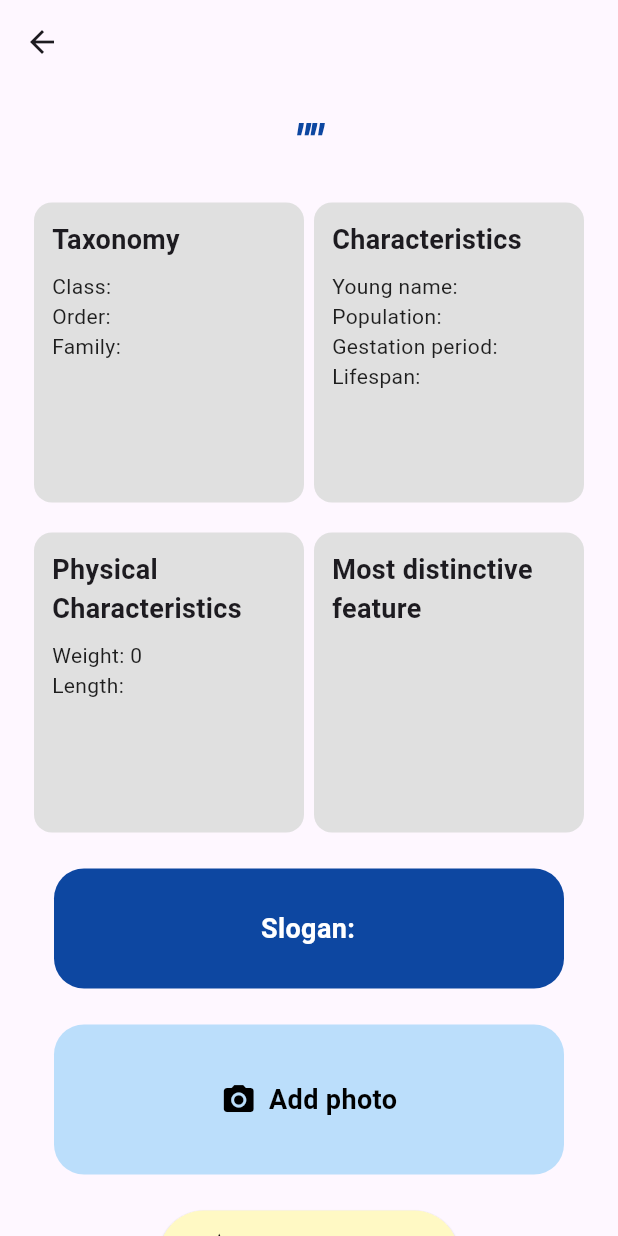
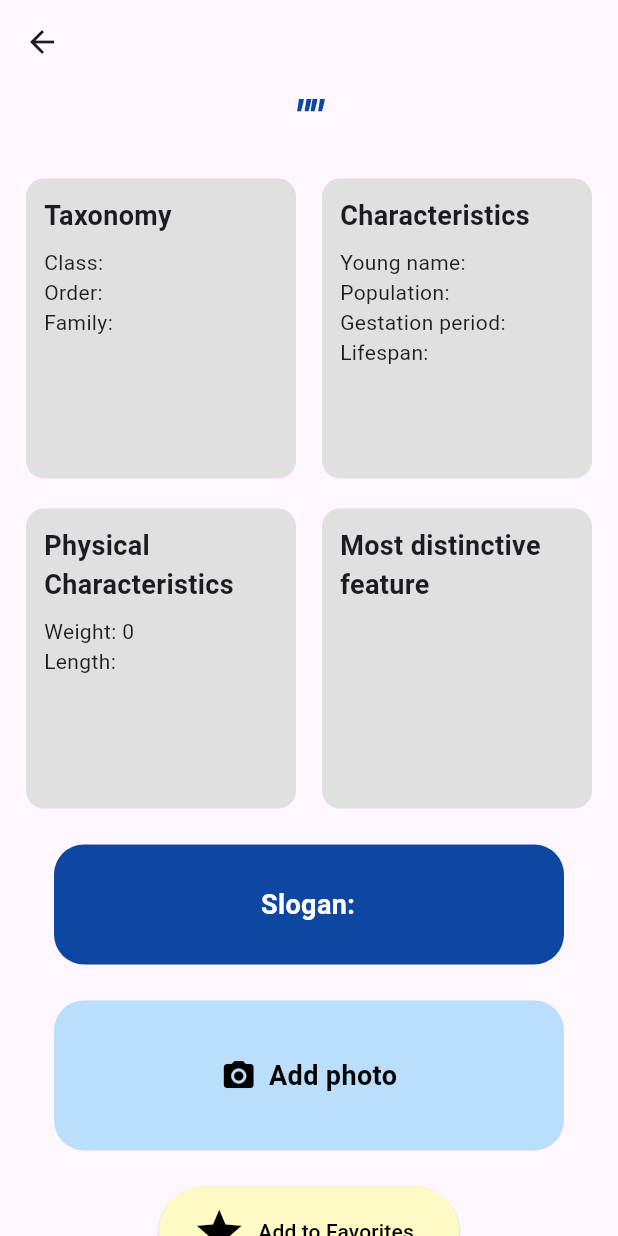
Before and after one commit to albertjg20/animalspotter, a Flutter app: the detailedView screen opened directly with empty values, on a phone screen of 412 x 824 dp. Run offline on Flutter 3.47's test engine with Material 3 defaults, Android fonts, the light colour scheme and no system bars.

Commit message:
detailView format visual acabat

```diff
--- a/lib/detailedView.dart
+++ b/lib/detailedView.dart
@@ -2,23 +2,22 @@ import 'package:flutter/material.dart';
 //import 'package:image_picker/image_picker.dart';
 
 class detailedView extends StatelessWidget {
-  final Map<String, dynamic> animal;
+  final Map<String, dynamic> animal; // Animal seleccionat
 
   detailedView({required this.animal});
-
-
 
   @override
   Widget build(BuildContext context) {
     return Scaffold(
       appBar: AppBar(
-        title: Text(animal['name'] ?? 'Name not available'),
+        title: Text(animal['name'] ?? 'Name not available'),// Titol pantalla
       ),
-      body: SingleChildScrollView(
-        child: Padding(
-          padding: EdgeInsets.all(16.0),
+      body: SingleChildScrollView( // Controla el resize dels elements child
+        // Elements en ordre columna
         child: Column(
+          // Aliniar el nom cientific al centre
           crossAxisAlignment: CrossAxisAlignment.center,
+          // Mostrar nom cientific animal
           children: [
             Text(
               "\"${animal['taxonomy']['scientific_name'] ??
@@ -30,11 +29,14 @@ class detailedView extends StatelessWidget {
                 fontStyle: FontStyle.italic,
               ),
             ),
-              SizedBox(height: 20.0),
+            SizedBox(height: 20.0), // Espai entre nom cientific i filera d'informacio
+            // Mostrar en filera dos cuadrats d'informacio (taxonomy i characteristics)
             Row(
+              // Aliniar amb distacies iguals
               mainAxisAlignment: MainAxisAlignment.spaceEvenly,
+              // Mostrar informacio en cuadrats grisos
               children: [
-                  _buildSquare('Taxonomy', [
+                grayBox('Taxonomy', [
                   'Class: ${animal['taxonomy']['class'] ??
                       'class not available'}',
                   'Order: ${animal['taxonomy']['order'] ??
@@ -42,7 +44,7 @@ class detailedView extends StatelessWidget {
                   'Family: ${animal['taxonomy']['family'] ??
                       'family not available'}',
                 ]),
-                  _buildSquare('Characteristics', [
+                grayBox('Characteristics', [
                   'Young name: ${animal['characteristics']['name_of_young'] ??
                       'name not available'}',
                   'Population: ${animal['characteristics']['estimated_population_size'] ??
@@ -54,24 +56,27 @@ class detailedView extends StatelessWidget {
                 ]),
               ],
             ),
-
-              SizedBox(height: 20.0),
+            SizedBox(height: 20.0), // Espai entre fileres
+            // Mostrar en filera dos cuadrats d'informacio (physiscal characteristics i distinctive feature)
             Row(
+              // Aliniar amb distacies iguals
               mainAxisAlignment: MainAxisAlignment.spaceEvenly,
+              // Mostrar informacio en cuadrats grisos
               children: [
-                  _buildSquare('Physical Characteristics', [
+                grayBox('Physical Characteristics', [
                   'Weight: ${animal['characteristics']['weight'] ??
                       'weight not available'}',
                   'Length: ${animal['characteristics']['length'] ??
                       'length not available'}',
                 ]),
-                  _buildSquare('Most distinctive feature', [
+                grayBox('Most distinctive feature', [
                   '${animal['characteristics']['most_distinctive_feature'] ??
                       'not available'}',
                 ]),
               ],
             ),
-              SizedBox(height: 24.0),
+            SizedBox(height: 24.0),// Espai entre cuadrats d'informacio y slogan
+            // Rectangle slogan
             Container(
               width: 340.0,
               height: 80.0,
@@ -79,6 +84,7 @@ class detailedView extends StatelessWidget {
                 color: Colors.blue[900], // Color de ejemplo
                 borderRadius: BorderRadius.circular(20.0),
               ),
+              // Text slogan
               child: Row(
                 mainAxisAlignment: MainAxisAlignment.center,
                 children: [
@@ -104,10 +110,11 @@ class detailedView extends StatelessWidget {
               ),
             ),
 
-              SizedBox(height: 24.0),
+            SizedBox(height: 24.0), // Espai entre slogan i boto per afegir foto
             GestureDetector(
               onTap: () {
               },
+              // Contenidor del boto add photo
               child: Container(
                 width: 340.0,
                 height: 100.0,
@@ -115,9 +122,12 @@ class detailedView extends StatelessWidget {
                   color: Colors.blue[100], // Color de ejemplo
                   borderRadius: BorderRadius.circular(20.0),
                 ),
-                  padding: EdgeInsets.all(12.0),
+                padding: EdgeInsets.all(12.0), // Marges
+                // Text i icona "add photo"
                 child: Row(
+                  // Aliniar al centre del contenidor
                   mainAxisAlignment: MainAxisAlignment.center,
+                  // Mostrar text i icona
                   children: [
                     Icon(
                       Icons.camera_alt,
@@ -138,13 +148,17 @@ class detailedView extends StatelessWidget {
               ),
             ),
 
-              SizedBox(height: 24.0),
+            SizedBox(height: 24.0), // Espai entre add photo i add favorites
+            // Boto per afegir l'animal a favorits
             Align(
+              // Aliniar el contingut al centre
               alignment: Alignment.center,
+              // Afegir a l'array de "favorites"
               child: ElevatedButton.icon(
                 onPressed: () {
                   // Acción al agregar a favoritos
                 },
+                // Mostrar Icona i text
                 icon: Icon(
                   Icons.star,
                   color: Colors.black, // Cambiar el color del icono a negro
@@ -154,6 +168,7 @@ class detailedView extends StatelessWidget {
                   'Add to Favorites',
                   style: TextStyle(color: Colors.black),
                 ),
+                // Modificar contenidor boto, afegir color i costats rodons
                 style: ElevatedButton.styleFrom(
                   primary: Colors.yellow[100], // Color amarillo claro
                   shape: RoundedRectangleBorder(
@@ -163,16 +178,16 @@ class detailedView extends StatelessWidget {
                 ),
               ),
             ),
-              SizedBox(height: 24.0),
-
+            SizedBox(height: 24.0),// Marge final pagina
           ],
-          ),
         ),
       ),
     );
   }
 
-  Widget _buildSquare(String text, List<String> characteristics) {
+  // Widget grayBox, caixes visuals d'informació
+  Widget grayBox(String text, List<String> characteristics) {
+    // Contenidor amb el format i el text
     return Container(
       width: 180.0,
       height: 200.0,
@@ -180,9 +195,12 @@ class detailedView extends StatelessWidget {
         color: Colors.grey[300],
         borderRadius: BorderRadius.circular(12.0),
       ),
-      padding: EdgeInsets.all(12.0),
+      padding: EdgeInsets.all(12.0), // Marges
+      // Format del text
       child: Column(
+        // Aliniar al inici el text
         crossAxisAlignment: CrossAxisAlignment.start,
+        // Mostrar titol en negreta
         children: [
           Text(
             text,
@@ -191,9 +209,11 @@ class detailedView extends StatelessWidget {
               fontWeight: FontWeight.bold,
             ),
           ),
-          SizedBox(height: 8.0),
+          SizedBox(height: 8.0), // Espai entre titol i contingut
+          // Mostrar contingut
           Column(
             crossAxisAlignment: CrossAxisAlignment.start,
+            // Mostrar cada element de characteristics
             children: characteristics
                 .map((characteristic) =>
                 Text(
--- a/lib/listAnimals.dart
+++ b/lib/listAnimals.dart
@@ -179,8 +179,8 @@ class _ListAnimalsState extends State<ListAnimals> {
                             color: Colors.black54,
                           ),
                         ),
+                        // Navegacio a la detailedView de l'element pulsat de la llista
                         onTap: () {
-                          // Navegacio a la detailedView de l'element pulsat
                           Navigator.push(
                             context,
                             MaterialPageRoute(
```
Lines whose indentation alone changed are shown as unchanged.
